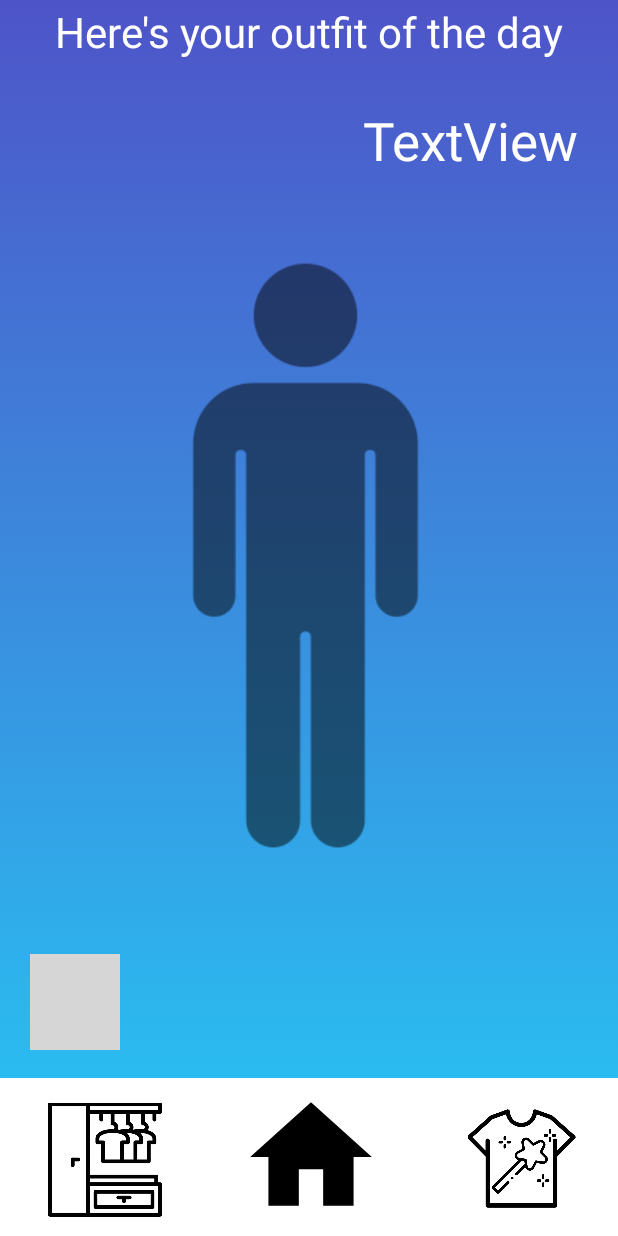
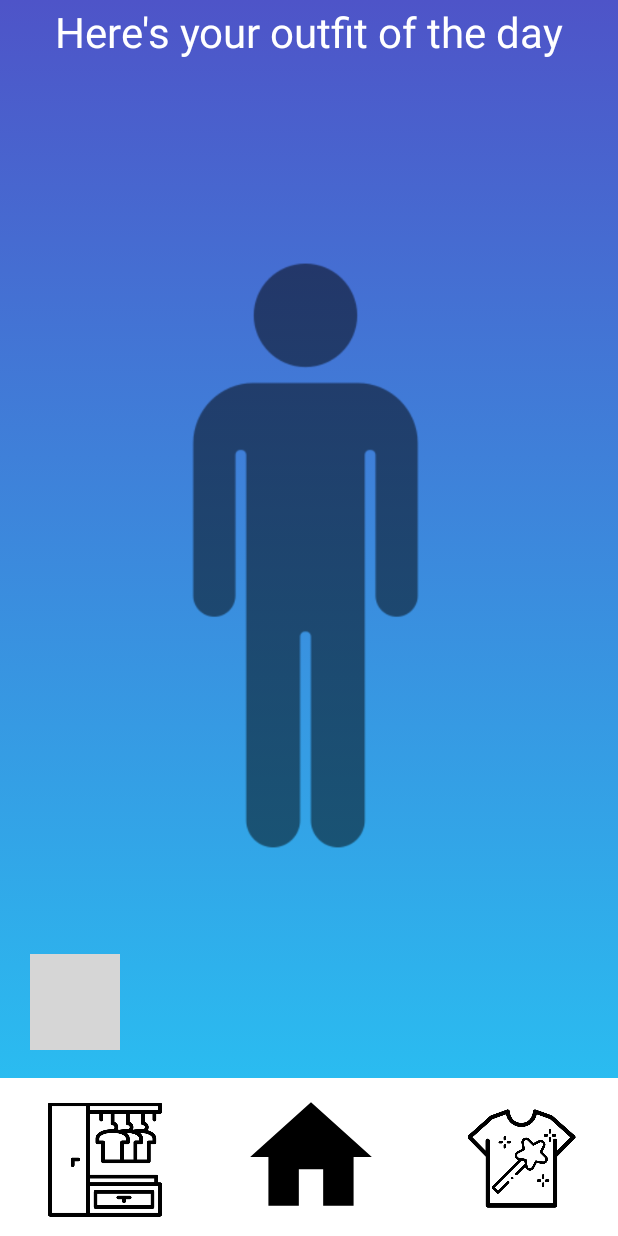
Before and after one commit to QueSchoenenberger/FashMe, an Android app: the RewievOutfitActivity screen opened directly, with no data from a screen before it, on a phone screen of 412 x 824 dp. Run offline under Robolectric (Android 15) with nearby library versions, the phone set to English and light mode, and no system bars; network calls fail; grey boxes are pictures that could not be loaded.

Commit message:
improved documentation of the code

```diff
--- a/app/src/main/java/com/lepquold/RewievOutfitActivity.java
+++ b/app/src/main/java/com/lepquold/RewievOutfitActivity.java
@@ -99,16 +99,30 @@ public class RewievOutfitActivity extends AppCompatActivity implements WeatherIn
         showDetails(location, isRaining, styleString, temperature);
     }
 
+    /**
+     * Displays weather and style details on the user interface.
+     *
+     * @param location      The location for which the weather details are displayed.
+     * @param isRaining     A boolean indicating whether it's raining at the specified location.
+     * @param styleString   The style information to be displayed.
+     * @param temperature   The temperature to be displayed in Celsius.
+     */
     public void showDetails(String location, boolean isRaining, String styleString, double temperature){
+        // Set the location, temperature, and style information on the UI
         binding.textViewOrt.setText(location);
         binding.textViewGrad.setText(Math.round(temperature) + "°C");
+
+        // Set the rain status based on the isRaining boolean
         if (isRaining) {
             binding.textViewRegen.setText("It's Raining");
         } else {
             binding.textViewRegen.setText("It's Dry");
         }
+
+        // Set the clothing style information on the UI
         binding.textViewStyle.setText(styleString);
     }
+
     /**
      * Callback method triggered when there is an error in the weather API call.
      *
@@ -118,7 +132,7 @@ public class RewievOutfitActivity extends AppCompatActivity implements WeatherIn
     @Override
     public void onWeatherApiError(Exception e) {
         // Display a toast message indicating the weather data request error
-        Toast t = Toast.makeText(this, "Error while asking for weather data", Toast.LENGTH_SHORT);
+        Toast t = Toast.makeText(this, "Error while asking for weather data, Please enter a valid location", Toast.LENGTH_SHORT);
         t.show();
 
         // Navigate to the FashMe activity
--- a/app/src/main/res/layout/activity_rewiev_outfit.xml
+++ b/app/src/main/res/layout/activity_rewiev_outfit.xml
@@ -192,7 +192,7 @@
         android:layout_height="126dp"
         android:layout_marginEnd="16dp"
         android:layout_marginBottom="628dp"
-        android:text="TextView"
+        android:text=""
         android:textAlignment="center"
         android:textColor="@color/white"
         android:textSize="35dp"
```
